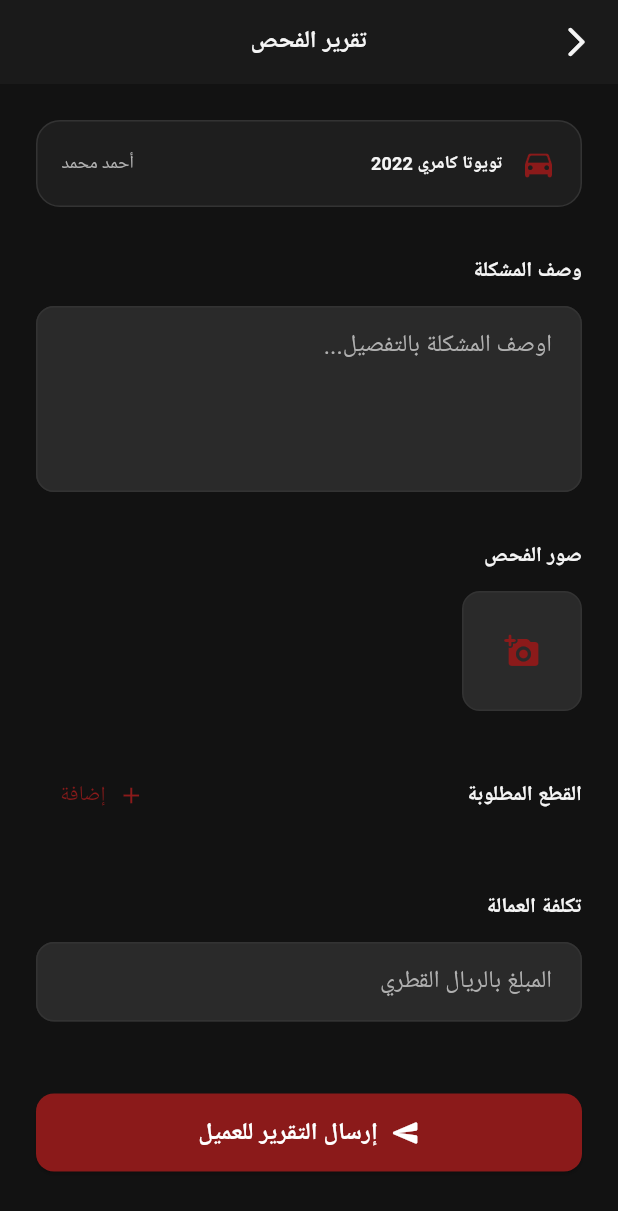
After one commit to Khalil2008k/OnlyCars, a Flutter app: the CreateDiagnosisScreen screen opened by its route, on a phone screen of 412 x 824 dp. The commit adds this screen. Shown: the top 1211 px of the screen. Run offline on Flutter 3.47's test engine with Material 3 defaults, Android fonts, the phone set to English and light mode, and no system bars; our stand-ins replace firebase_auth, firebase_core, flutter_riverpod, freezed_annotation, go_router, google_fonts and 1 more; accounts and stored records are empty; generated files the repository leaves out were written again; Roboto replaces fonts that are missing (Tajawal).

Commit message:
Sprint 4 complete: Pro sub-screens — find customer, diagnosis, bill, delivery flow, add part

```diff
--- /dev/null
+++ b/apps/pro/lib/screens/workshop/create_diagnosis_screen.dart
@@ -0,0 +1,158 @@
+import 'package:flutter/material.dart';
+import 'package:go_router/go_router.dart';
+import 'package:oc_ui/oc_ui.dart';
+
+class CreateDiagnosisScreen extends StatefulWidget {
+  const CreateDiagnosisScreen({super.key});
+
+  @override
+  State<CreateDiagnosisScreen> createState() => _CreateDiagnosisScreenState();
+}
+
+class _CreateDiagnosisScreenState extends State<CreateDiagnosisScreen> {
+  final _issueCtrl = TextEditingController();
+  final _laborCtrl = TextEditingController();
+  final List<Map<String, String>> _parts = [];
+  bool _isLoading = false;
+  int _photoCount = 0;
+
+  void _addPart() {
+    setState(() {
+      _parts.add({'name': '', 'qty': '1'});
+    });
+  }
+
+  Future<void> _submit() async {
+    if (_issueCtrl.text.trim().isEmpty) {
+      ScaffoldMessenger.of(context).showSnackBar(const SnackBar(content: Text('يرجى وصف المشكلة')));
+      return;
+    }
+    setState(() => _isLoading = true);
+    await Future.delayed(const Duration(seconds: 1));
+    if (!mounted) return;
+    ScaffoldMessenger.of(context).showSnackBar(const SnackBar(content: Text('تم إرسال التقرير للعميل ✓')));
+    context.pop();
+    context.pop(); // Back to dashboard
+  }
+
+  @override
+  void dispose() {
+    _issueCtrl.dispose();
+    _laborCtrl.dispose();
+    super.dispose();
+  }
+
+  @override
+  Widget build(BuildContext context) {
+    return Scaffold(
+      backgroundColor: OcColors.background,
+      appBar: AppBar(
+        title: const Text('تقرير الفحص'),
+        leading: IconButton(icon: const Icon(Icons.arrow_back_ios_rounded), onPressed: () => context.pop()),
+      ),
+      body: SingleChildScrollView(
+        padding: const EdgeInsets.all(OcSpacing.xl),
+        child: Column(
+          crossAxisAlignment: CrossAxisAlignment.stretch,
+          children: [
+            // Vehicle info
+            Container(
+              padding: const EdgeInsets.all(OcSpacing.lg),
+              decoration: BoxDecoration(color: OcColors.surfaceCard, borderRadius: BorderRadius.circular(OcRadius.lg), border: Border.all(color: OcColors.border)),
+              child: Row(
+                children: [
+                  const Icon(Icons.directions_car_rounded, color: OcColors.primary),
+                  const SizedBox(width: OcSpacing.md),
+                  Text('تويوتا كامري 2022', style: Theme.of(context).textTheme.titleSmall),
+                  const Spacer(),
+                  Text('أحمد محمد', style: Theme.of(context).textTheme.bodySmall?.copyWith(color: OcColors.textSecondary)),
+                ],
+              ),
+            ),
+
+            const SizedBox(height: OcSpacing.xxl),
+
+            // Issue description
+            Text('وصف المشكلة', style: Theme.of(context).textTheme.titleMedium),
+            const SizedBox(height: OcSpacing.md),
+            TextField(
+              controller: _issueCtrl,
+              maxLines: 4,
+              decoration: const InputDecoration(hintText: 'اوصف المشكلة بالتفصيل...'),
+            ),
+
+            const SizedBox(height: OcSpacing.xxl),
+
+            // Photos
+            Text('صور الفحص', style: Theme.of(context).textTheme.titleMedium),
+            const SizedBox(height: OcSpacing.md),
+            Row(
+              children: [
+                GestureDetector(
+                  onTap: () => setState(() => _photoCount++),
+                  child: Container(
+                    width: 80, height: 80,
+                    decoration: BoxDecoration(
+                      color: OcColors.surfaceLight,
+                      borderRadius: BorderRadius.circular(OcRadius.md),
+                      border: Border.all(color: OcColors.border, style: BorderStyle.solid),
+                    ),
+                    child: const Icon(Icons.add_a_photo_rounded, color: OcColors.primary),
+                  ),
+                ),
+                const SizedBox(width: OcSpacing.md),
+                ...List.generate(_photoCount.clamp(0, 4), (_) => Container(
+                  width: 80, height: 80,
+                  margin: const EdgeInsets.only(left: OcSpacing.sm),
+                  decoration: BoxDecoration(
+                    color: OcColors.primary.withValues(alpha: 0.1),
+                    borderRadius: BorderRadius.circular(OcRadius.md),
+                  ),
+                  child: const Icon(Icons.image, color: OcColors.primary),
+                )),
+              ],
+            ),
+
+            const SizedBox(height: OcSpacing.xxl),
+
+            // Required parts
+            Row(
+              children: [
+                Text('القطع المطلوبة', style: Theme.of(context).textTheme.titleMedium),
+                const Spacer(),
+                TextButton.icon(icon: const Icon(Icons.add, size: 18), label: const Text('إضافة'), onPressed: _addPart),
+              ],
+            ),
+            const SizedBox(height: OcSpacing.sm),
+            ...List.generate(_parts.length, (i) => Padding(
+              padding: const EdgeInsets.only(bottom: OcSpacing.sm),
+              child: Row(
+                children: [
+                  Expanded(flex: 3, child: TextField(decoration: InputDecoration(hintText: 'اسم القطعة ${i + 1}'))),
+                  const SizedBox(width: OcSpacing.sm),
+                  Expanded(child: TextField(decoration: const InputDecoration(hintText: 'الكمية'), keyboardType: TextInputType.number)),
+                  IconButton(icon: const Icon(Icons.close, size: 18, color: OcColors.error), onPressed: () => setState(() => _parts.removeAt(i))),
+                ],
+              ),
+            )),
+
+            const SizedBox(height: OcSpacing.xxl),
+
+            // Labor quote
+            Text('تكلفة العمالة', style: Theme.of(context).textTheme.titleMedium),
+            const SizedBox(height: OcSpacing.md),
+            TextField(
+              controller: _laborCtrl,
+              keyboardType: TextInputType.number,
+              decoration: const InputDecoration(hintText: 'المبلغ بالريال القطري', suffixText: 'ر.ق'),
+            ),
+
+            const SizedBox(height: OcSpacing.xxxl),
+
+            OcButton(label: 'إرسال التقرير للعميل', onPressed: _submit, isLoading: _isLoading, icon: Icons.send_rounded),
+          ],
+        ),
+      ),
+    );
+  }
+}
```
Also changed, not shown: apps/pro/lib/router.dart (+19 -0 lines), apps/pro/lib/screens/driver/delivery_flow_screen.dart (added, +139 -0 lines), apps/pro/lib/screens/shop/add_part_screen.dart (added, +161 -0 lines), apps/pro/lib/screens/workshop/find_customer_screen.dart (added, +148 -0 lines), apps/pro/lib/screens/workshop/submit_bill_screen.dart (added, +111 -0 lines).
